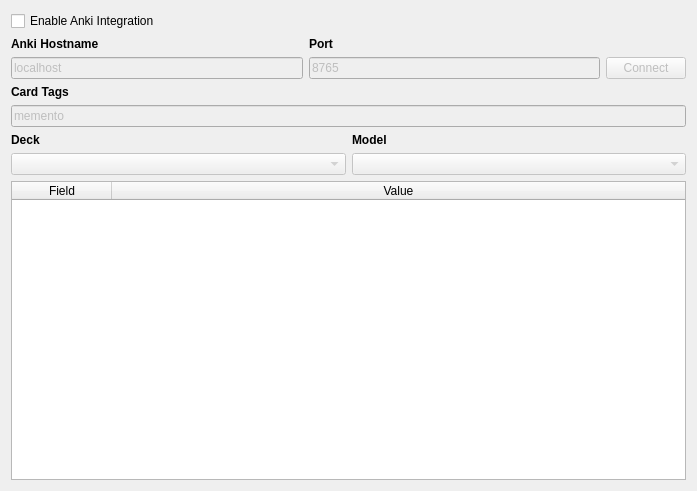
This is src/gui/widgets/ankisettings.ui in ripose-jp/Memento as Qt 5 draws it before an edit. The edited form follows.
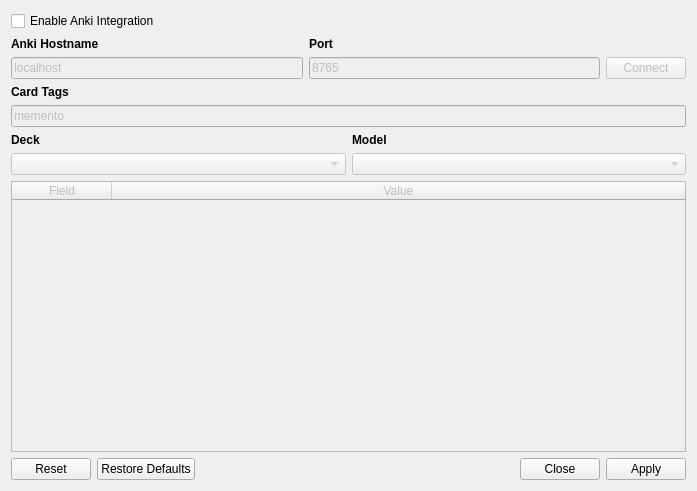
This is the edited form.

The edit to the form file:
```diff
--- a/src/gui/widgets/ankisettings.ui
+++ b/src/gui/widgets/ankisettings.ui
@@ -205,6 +205,9 @@
    </item>
    <item>
     <widget class="QTableWidget" name="m_tableFields">
+     <property name="enabled">
+      <bool>false</bool>
+     </property>
      <property name="sizePolicy">
       <sizepolicy hsizetype="Expanding" vsizetype="Expanding">
        <horstretch>0</horstretch>
@@ -238,6 +241,13 @@
      </column>
     </widget>
    </item>
+   <item>
+    <widget class="QDialogButtonBox" name="m_buttonBox">
+     <property name="standardButtons">
+      <set>QDialogButtonBox::Apply|QDialogButtonBox::Close|QDialogButtonBox::Reset|QDialogButtonBox::RestoreDefaults</set>
+     </property>
+    </widget>
+   </item>
   </layout>
  </widget>
  <resources/>
```
